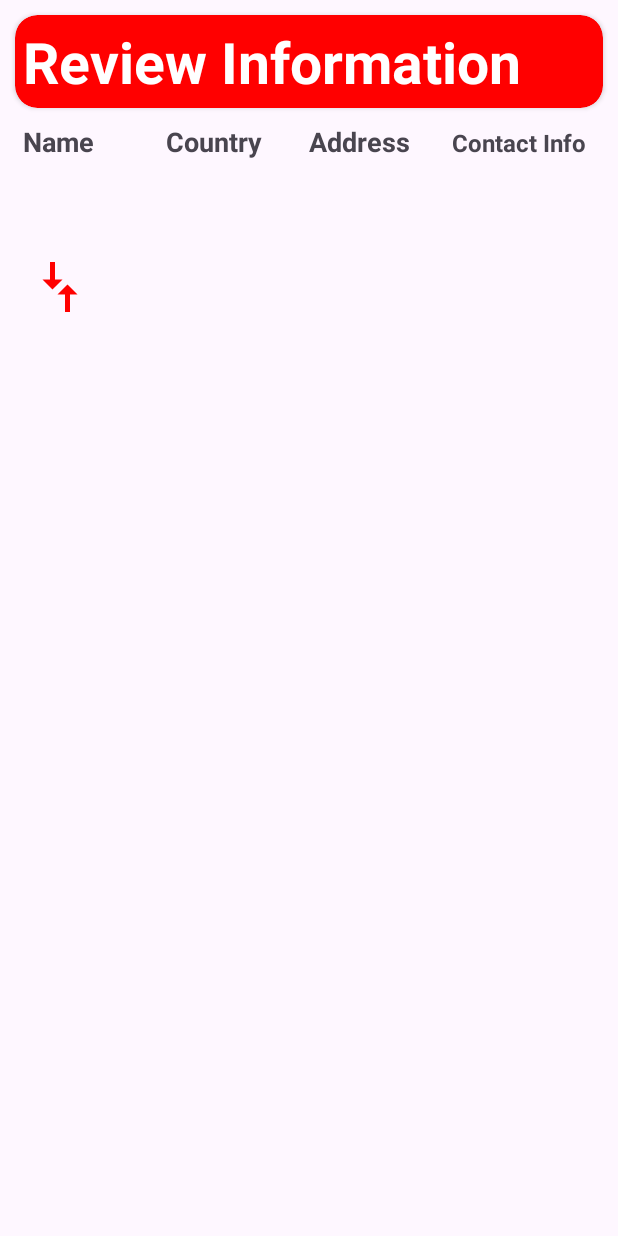
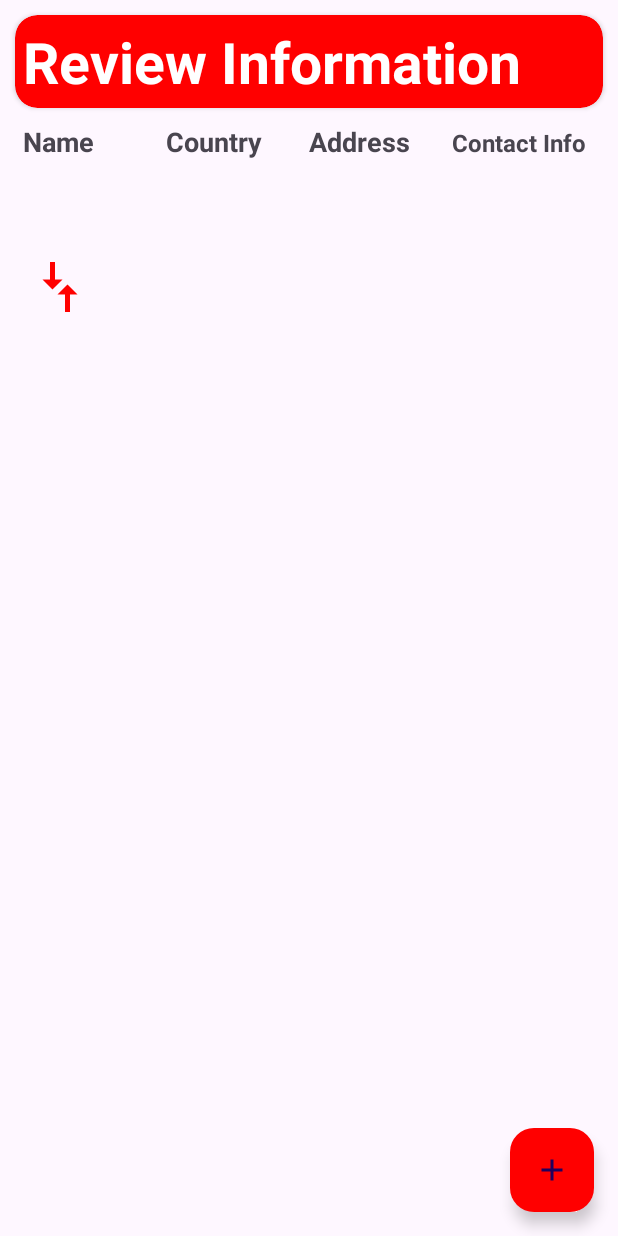
Before and after one commit to SaadBinYounas-SE/SMD-Assignment-1-Sender-Receiver, an Android app: the ReviewActivity screen opened directly, with no data from a screen before it, on a phone screen of 412 x 824 dp. Run offline under Robolectric (Android 15) with nearby library versions, the phone set to English and light mode, and no system bars.

Commit message:
Additional Functionality added.

```diff
--- a/app/src/main/java/com/example/senderreciever_a1/MainActivity.java
+++ b/app/src/main/java/com/example/senderreciever_a1/MainActivity.java
@@ -36,6 +36,9 @@ public class MainActivity extends AppCompatActivity {
                 {
                     Toast.makeText(MainActivity.this, "Email invalid", Toast.LENGTH_SHORT).show();
                 }
+                else if(info.length()!=11){
+                    Toast.makeText(MainActivity.this, "Phone number invalid", Toast.LENGTH_SHORT).show();
+                }
                 else {
                     Intent intent = new Intent(MainActivity.this, RecieverActivity.class);
                     intent.putExtra("email", email);
@@ -44,6 +47,7 @@ public class MainActivity extends AppCompatActivity {
                     intent.putExtra("country", country);
                     intent.putExtra("address", address);
                     startActivity(intent);
+                    finish();
                 }
             }
         });
--- a/app/src/main/java/com/example/senderreciever_a1/ReviewActivity.java
+++ b/app/src/main/java/com/example/senderreciever_a1/ReviewActivity.java
@@ -2,6 +2,7 @@ package com.example.senderreciever_a1;
 
 import android.content.Intent;
 import android.os.Bundle;
+import android.view.View;
 import android.widget.TextView;
 
 import androidx.annotation.Nullable;
@@ -10,6 +11,7 @@ import androidx.appcompat.app.AppCompatActivity;
 public class ReviewActivity extends AppCompatActivity {
 
     TextView tvSName,tvRName, tvSCountry,tvRCountry,tvSAddress,tvRAddress,tvSInfo,tvRInfo;
+    View fab;
     @Override
     protected void onCreate(@Nullable Bundle savedInstanceState) {
         super.onCreate(savedInstanceState);
@@ -42,6 +44,15 @@ public class ReviewActivity extends AppCompatActivity {
         tvSInfo.setText(info);
         tvSCountry.setText(country);
         tvSAddress.setText(address);
+
+        fab.setOnClickListener(new View.OnClickListener() {
+            @Override
+            public void onClick(View view) {
+                Intent intent=new Intent(ReviewActivity.this, MainActivity.class);
+                startActivity(intent);
+                finish();
+            }
+        });
     }
 
     void init()
@@ -55,5 +66,7 @@ public class ReviewActivity extends AppCompatActivity {
         tvSInfo = findViewById(R.id.tvSInfo);
         tvSCountry = findViewById(R.id.tvSCountry);
         tvSAddress = findViewById(R.id.tvSAddress);
+
+        fab=findViewById(R.id.fab);
     }
 }
--- /dev/null
+++ b/app/src/main/res/drawable/add_icon.xml
@@ -0,0 +1,5 @@
+<vector xmlns:android="http://schemas.android.com/apk/res/android" android:height="24dp" android:tint="@color/red" android:viewportHeight="24" android:viewportWidth="24" android:width="24dp">
+
+    <path android:fillColor="@color/red" android:pathData="M19,13h-6v6h-2v-6H5v-2h6V5h2v6h6v2z"/>
+
+</vector>
--- a/app/src/main/res/layout/activity_review.xml
+++ b/app/src/main/res/layout/activity_review.xml
@@ -183,5 +183,17 @@
         </LinearLayout>
 
     </LinearLayout>
+    <com.google.android.material.floatingactionbutton.FloatingActionButton
+        android:id="@+id/fab"
+        android:layout_width="wrap_content"
+        android:layout_height="wrap_content"
+        android:contentDescription="Add"
+        android:layout_margin="16dp"
+        app:srcCompat="@drawable/add_icon"
+        tools:ignore="MissingConstraints"
+        android:backgroundTint="@color/red"
+    app:layout_constraintBottom_toBottomOf="parent"
+    app:layout_constraintEnd_toEndOf="parent" />
+
 
 </androidx.constraintlayout.widget.ConstraintLayout>
```
Also changed, not shown: app/src/main/java/com/example/senderreciever_a1/RecieverActivity.java (+7 -0 lines).
